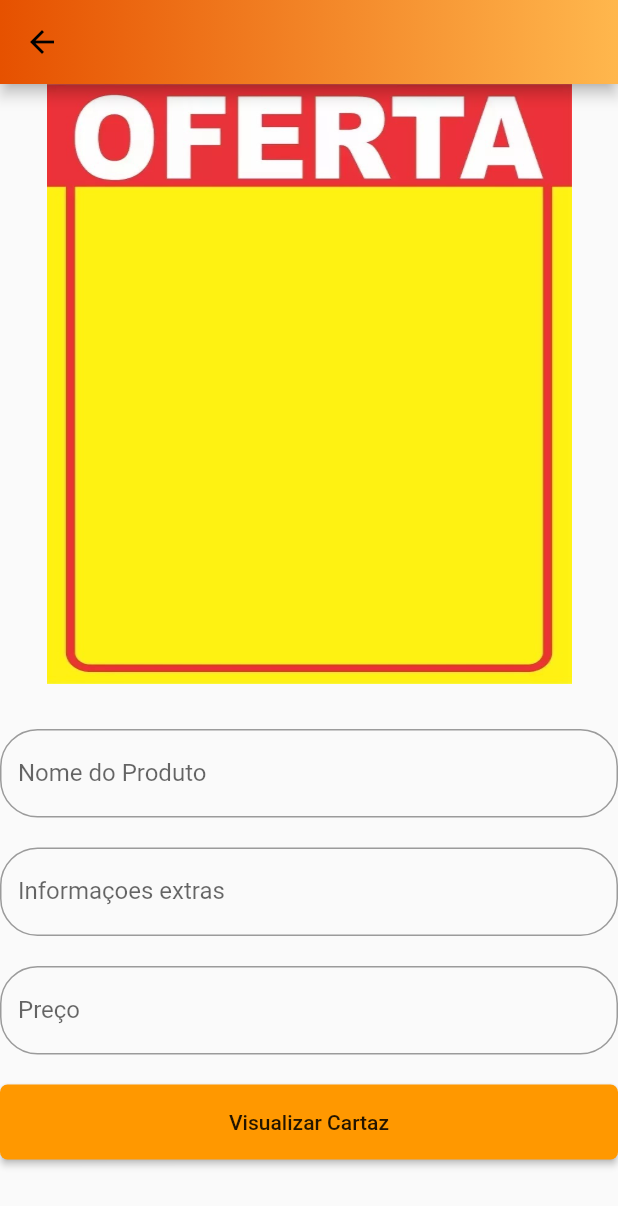
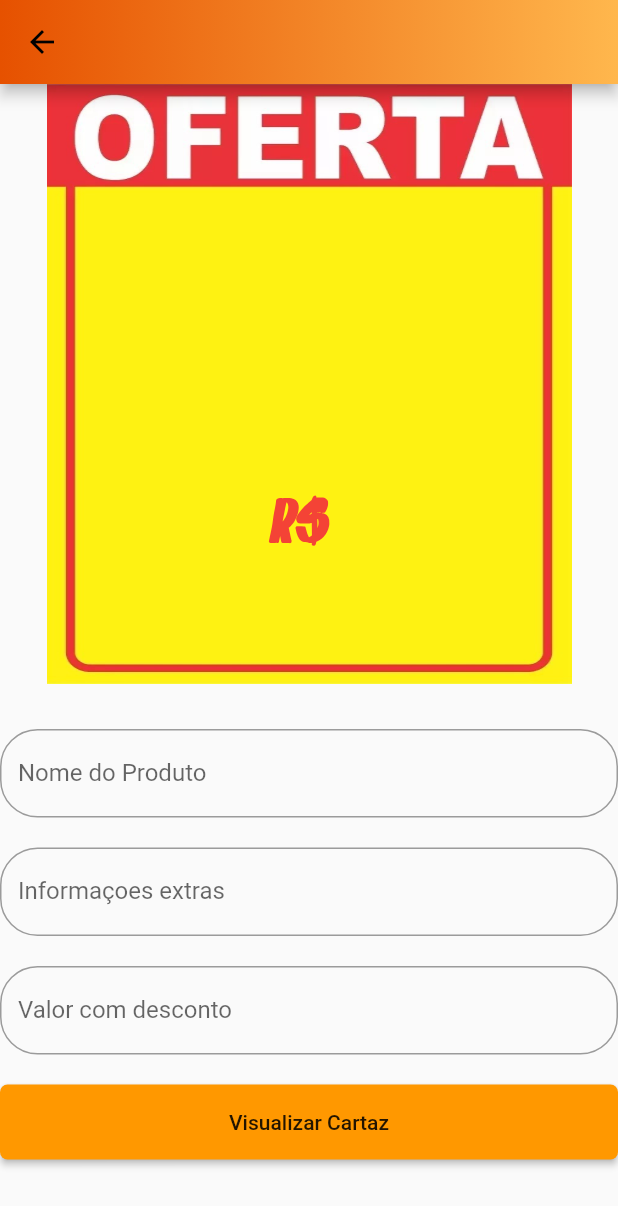
Before and after one commit to matheusplannerer/ofertas, a Flutter app: the Cartaz screen opened directly, on a phone screen of 412 x 824 dp. Shown: the top 1206 px of the screen. Run offline on Flutter 3.47's test engine with Material 2 defaults, Android fonts, the phone set to English and light mode, and no system bars; drawn by our look-alikes of auto_size_text; our stand-ins replace cloud_firestore, datetime_picker_formfield, dio, firebase_auth, firebase_storage, flutter_screenutil and 3 more; missing offline and left inert: flutter_webview_plugin, load; accounts and stored records are empty.

Commit message:
mudanças cartaz
nova fonte
limite de frase
teclado numerico

```diff
--- a/lib/cartaz.dart
+++ b/lib/cartaz.dart
@@ -9,6 +9,8 @@ import 'dart:async';
 import 'package:flutter/rendering.dart';
 import 'package:ofertas/amostra.dart';
 import 'package:gradient_app_bar/gradient_app_bar.dart';
+import 'package:auto_size_text/auto_size_text.dart';
+import 'package:flutter_screenutil/flutter_screenutil.dart';
 
 class Cartaz extends StatefulWidget {
   @override
@@ -51,9 +53,17 @@ class _CartazState extends State<Cartaz> {
   TextEditingController field2 = TextEditingController();
   TextEditingController field3 = TextEditingController();
 
+  // Widget horizontalLine() => Padding(
+  //       padding: EdgeInsets.symmetric(horizontal: 16.0),
+  //       child: Container(
+  //         width: ScreenUtil.getInstance().setWidth(120),
+  //         height: 1.0,
+  //         color: Colors.black,
+  //       ),
+  //     );
+
   @override
   Widget build(BuildContext context) {
-    // TODO: implement build
     return Scaffold(
       appBar: GradientAppBar(
         gradient:
@@ -74,41 +84,65 @@ class _CartazState extends State<Cartaz> {
                     fit: BoxFit.fill,
                   ),
                 ),
-                Positioned(
-                  top: 110,
-                  child: Text(
+                Container(
+                  height: 400,
+                  width: 285,
+                  child: Column(
+                    children: <Widget>[
+                      Padding(
+                        padding: EdgeInsets.only(top: 90),
+                      ),
+                      AutoSizeText(
                         field1.text,
-                    maxLines: 3,
+                        maxLines: 1,
                         style: TextStyle(
                           fontFamily: 'Xampolo',
                           color: Colors.red,
-                      fontSize: 60,
+                          fontSize: 80,
                         ),
                       ),
+                      Padding(
+                        padding: EdgeInsets.only(top: 10),
                       ),
-                Positioned(
-                  bottom: 200,
-                  right: 100,
-                  child: Text(
+                      AutoSizeText(
                         field2.text,
+                        maxLines: 1,
                         style: TextStyle(
+                          fontFamily: 'Xampolo',
                           color: Colors.black,
                           fontWeight: FontWeight.bold,
-                      fontSize: 20,
+                          fontSize: 40,
                         ),
                       ),
+                      Padding(
+                        padding: EdgeInsets.only(top: 30),
                       ),
-                Positioned(
-                  // top: 150,
-                  // right: 50,
-                  bottom: 80,
-                  child: Text(
+                      Wrap(
+                        crossAxisAlignment: WrapCrossAlignment.center,
+                        children: <Widget>[
+                          AutoSizeText(
+                            'R\$ ',
+                            maxLines: 1,
+                            style: TextStyle(
+                              fontFamily: 'Xampolo',
+                              color: Colors.red,
+                              fontWeight: FontWeight.w600,
+                              fontSize: 40,
+                            ),
+                          ),
+                          AutoSizeText(
                             field3.text,
+                            maxLines: 1,
                             style: TextStyle(
+                              fontFamily: 'Xampolo',
                               color: Colors.red,
                               fontWeight: FontWeight.w600,
                               fontSize: 90,
                             ),
+                          ),
+                        ],
+                      ),
+                    ],
                   ),
                 ),
               ],
@@ -156,8 +190,9 @@ class _CartazState extends State<Cartaz> {
             padding: EdgeInsets.only(top: 20),
           ),
           TextFormField(
+            keyboardType: TextInputType.number,
             decoration: InputDecoration(
-              labelText: "Preço",
+              labelText: "Valor com desconto",
               fillColor: Colors.white,
               border: OutlineInputBorder(
                   borderRadius: BorderRadius.circular(25.0),
--- a/lib/main.dart
+++ b/lib/main.dart
@@ -5,7 +5,7 @@ import 'package:load/load.dart';
 import 'package:ofertas/global/global.dart';
 import 'package:ofertas/teste_page.dart';
 import 'package:provider/provider.dart';
-import 'teste.dart';
+import 'package:ofertas/cartaz.dart';
 // import 'package:firebase_storage/firebase_storage.dart';
 // import 'package:image_picker/image_picker.dart';
 
@@ -48,7 +48,7 @@ class MyApp extends StatelessWidget {
             height: 50.0,
             buttonColor: Colors.blueGrey[300]),
       ),
-      home: Dashboard(),
+      home: Cartaz(),
       // home: Teste(),
     );
   }
--- a/pubspec.yaml
+++ b/pubspec.yaml
@@ -33,6 +33,8 @@ dependencies:
   url_launcher: ^5.2.7
   http: ^0.12.0+2
   flutter_webview_plugin: ^0.3.10
+  auto_size_text: ^0.0.2
+  flutter_screenutil: ^0.4.2
 
 
 
@@ -70,6 +72,7 @@ flutter:
     - assets/mogi.jpg
     - assets/cartaz.jpg
     - assets/cartaz2.jpg
+    - assets/walmart.jpg
 
   # To add assets to your application, add an assets section, like this:
   # assets:
@@ -87,6 +90,9 @@ flutter:
   # list giving the asset and other descriptors for the font. For
   # example:
   fonts:
+    - family: Xampolo
+      fonts:
+       - asset: fonts/Cartaz.ttf
     - family: Gelasio
       fonts:
         # - asset: fonts/Gelasio-Bold.ttf
```
Also changed, not shown: lib/teles.dart (added, +45 -0 lines), assets/confianca.png (added), assets/walmart.jpg (added), fonts/Cartame.ttf (added), fonts/Cartaz.ttf (added), pubspec.lock, 2 other files. Lines whose indentation alone changed are shown as unchanged.
